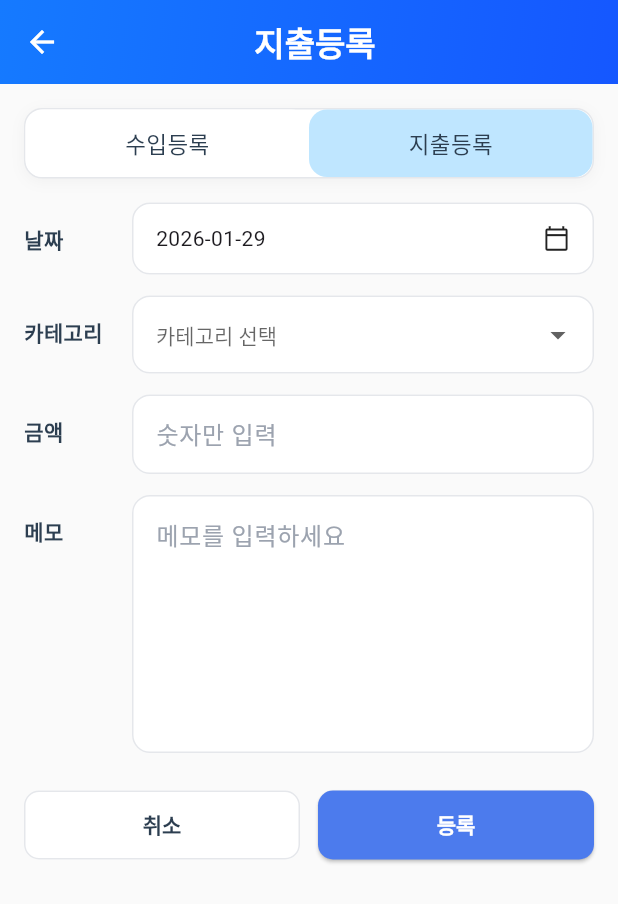
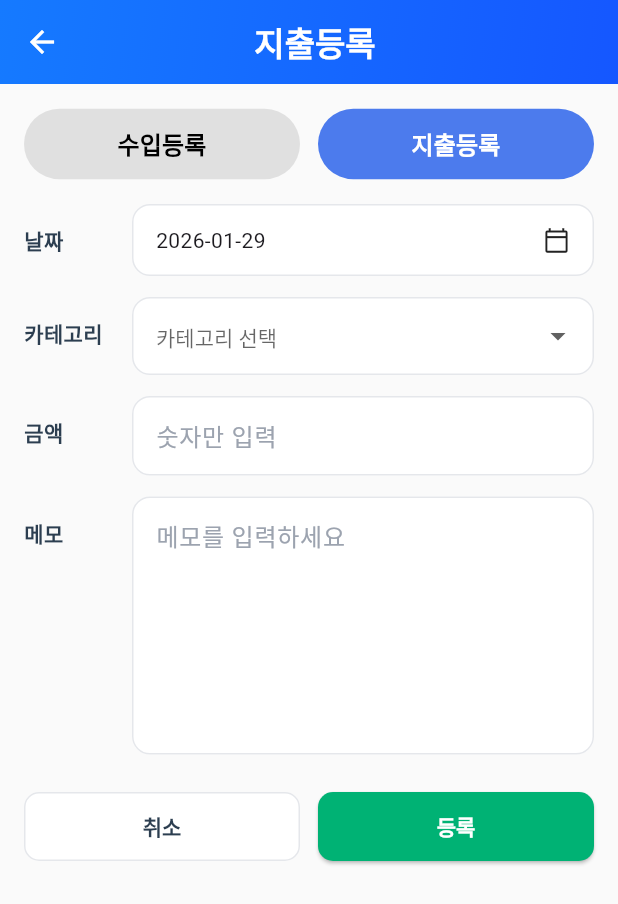
Before and after one commit to ubzzang/moneylog_app, a Flutter app: the TransactionFormPage screen opened directly with empty values, on a phone screen of 412 x 824 dp. Shown: the top 904 px of the screen. Run offline on Flutter 3.47's test engine with Material 3 defaults, Android fonts, the light colour scheme and no system bars; our stand-ins replace fl_chart, permission_handler, shared_preferences, table_calendar; missing offline and left inert: flutter_sound; accounts and stored records are empty; Roboto replaces fonts that are missing (GmarketSans, Pretendard).

Commit message:
260129_final

```diff
--- a/lib/screens/register_screen.dart
+++ b/lib/screens/register_screen.dart
@@ -157,12 +157,7 @@ class _TransactionFormPageState extends State<TransactionFormPage> {
             crossAxisAlignment: CrossAxisAlignment.stretch,
             children: [
               // 상단 토글(수입등록 / 지출등록)
-              _TypeToggle(
-                type: _type,
-                onIncome: () => _switchType(TxType.income),
-                onExpense: () => _switchType(TxType.expense),
-                selectedColor: _skyBlueSelected, // (3번)
-              ),
+              _buildTypeSelector(),
               const SizedBox(height: 16),
 
               // 날짜
@@ -272,8 +267,8 @@ class _TransactionFormPageState extends State<TransactionFormPage> {
                     child: ElevatedButton(
                       onPressed: _submit,
                       style: ElevatedButton.styleFrom(
-                        backgroundColor: Color(0xFF4C7BED), // (8번) 등록 버튼 파랑
-                        foregroundColor: Colors.white, // (8번) 글자 흰색
+                        backgroundColor: const Color(0xFF00B274),
+                        foregroundColor: Colors.white,
                         minimumSize: const Size.fromHeight(46),
                         shape: RoundedRectangleBorder(
                           borderRadius: BorderRadius.circular(10), // (5번) 곡선 축소
@@ -294,6 +289,48 @@ class _TransactionFormPageState extends State<TransactionFormPage> {
       ),
     );
   }
+
+
+  Widget _buildTypeSelector() {
+    final isIncome = _type == TxType.income;
+
+    ButtonStyle style(bool selected) {
+      return ElevatedButton.styleFrom(
+        backgroundColor: selected ? const Color(0xFF4C7BED) : Colors.grey[300],
+        foregroundColor: selected ? Colors.white : Colors.black,
+        elevation: 0,
+        padding: const EdgeInsets.symmetric(vertical: 12),
+        shape: const StadiumBorder(), // ✅ 알약(캡슐) 모양으로 통일
+      );
+    }
+
+    return Row(
+      children: [
+        Expanded(
+          child: ElevatedButton(
+            onPressed: () => _switchType(TxType.income),
+            style: style(isIncome),
+            child: const Text(
+              '수입등록',
+              style: TextStyle(fontSize: 16, fontWeight: FontWeight.bold),
+            ),
+          ),
+        ),
+        const SizedBox(width: 12),
+        Expanded(
+          child: ElevatedButton(
+            onPressed: () => _switchType(TxType.expense),
+            style: style(!isIncome),
+            child: const Text(
+              '지출등록',
+              style: TextStyle(fontSize: 16, fontWeight: FontWeight.bold),
+            ),
+          ),
+        ),
+      ],
+    );
+  }
+
 
   InputDecoration _inputDecoration({String? hintText}) {
     return InputDecoration(
```
